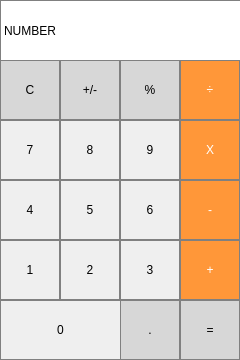
Old version of the form Calculator/mainwindow.ui in the repository hconcessa/Calculator.
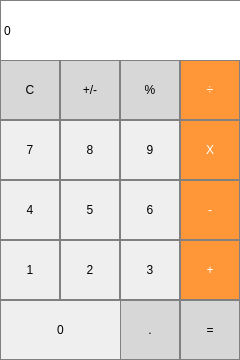
New version of the form.

```diff
--- a/Calculator/mainwindow.ui
+++ b/Calculator/mainwindow.ui
@@ -10,8 +10,29 @@
     <height>360</height>
    </rect>
   </property>
+  <property name="minimumSize">
+   <size>
+    <width>240</width>
+    <height>360</height>
+   </size>
+  </property>
+  <property name="maximumSize">
+   <size>
+    <width>250</width>
+    <height>360</height>
+   </size>
+  </property>
+  <property name="cursor">
+   <cursorShape>ArrowCursor</cursorShape>
+  </property>
   <property name="windowTitle">
-   <string>MainWindow</string>
+   <string>Calculator - 1.0.0</string>
+  </property>
+  <property name="styleSheet">
+   <string notr="true"/>
+  </property>
+  <property name="unifiedTitleAndToolBarOnMac">
+   <bool>false</bool>
   </property>
   <widget class="QWidget" name="centralwidget">
    <widget class="QLabel" name="label_result">
@@ -35,7 +56,7 @@
 </string>
     </property>
     <property name="text">
-     <string>NUMBER</string>
+     <string>0</string>
     </property>
    </widget>
    <widget class="QPushButton" name="pushButton_clear">
```
Left out of the diff: 2 changed lines with no effect on the pictures.
